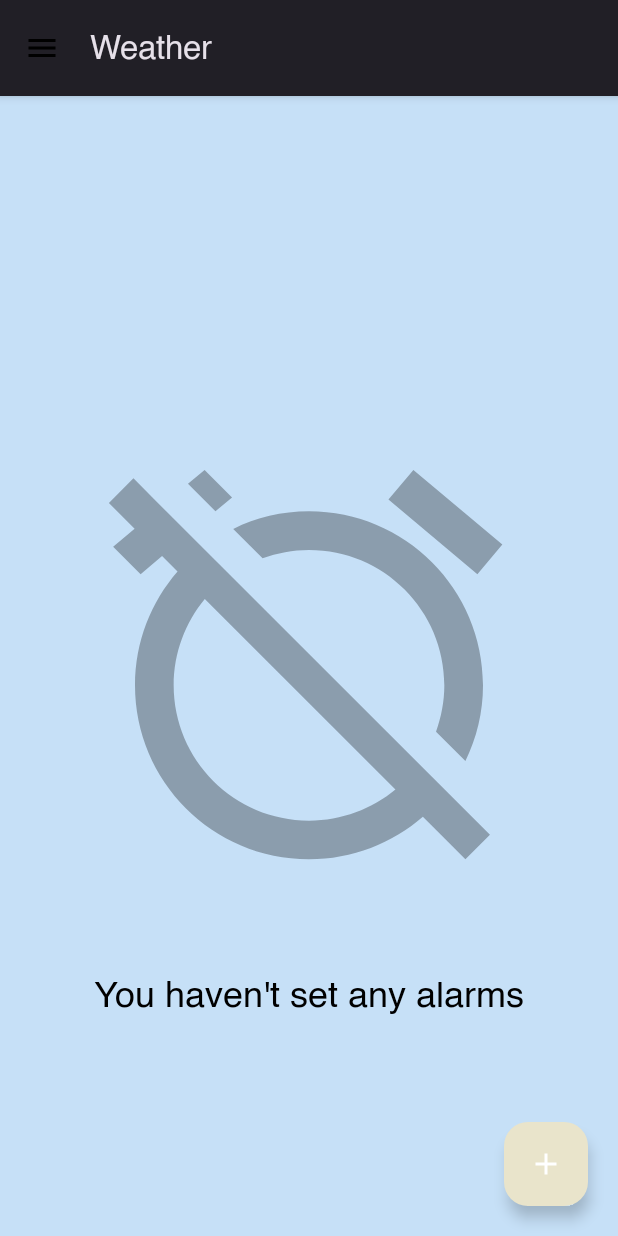
After one commit to gemb0-0/Weather, an Android app: the AlertFragment screen opened through its navigation route, on a phone screen of 412 x 824 dp. The commit adds this screen. Run offline under Robolectric (Android 15) with nearby library versions, the phone set to English and light mode, and no system bars; our stand-ins replace navigation-ui.

Commit message:
alert fragment bug fixes refatored some code

```diff
--- a/app/build.gradle.kts
+++ b/app/build.gradle.kts
@@ -78,7 +78,7 @@ dependencies {
     //glide
     implementation ("com.github.bumptech.glide:glide:4.15.1")
     //material design
-    implementation ("com.google.android.material:material:1.4.0")
+    implementation("com.google.android.material:material:1.13.0-alpha06")
     implementation ("androidx.navigation:navigation-fragment:2.5.3")
     implementation ("androidx.navigation:navigation-ui:2.5.3")
     implementation("androidx.swiperefreshlayout:swiperefreshlayout:1.2.0-alpha01")
--- a/app/src/main/AndroidManifest.xml
+++ b/app/src/main/AndroidManifest.xml
@@ -6,6 +6,8 @@
     <uses-permission android:name="android.permission.ACCESS_COARSE_LOCATION" />
     <uses-permission android:name="android.permission.INTERNET" />
     <uses-permission android:name="android.permission.ACCESS_NETWORK_STATE" />
+    <uses-permission android:name="android.permission.POST_NOTIFICATIONS"/>
+    <uses-permission android:name="android.permission.SCHEDULE_EXACT_ALARM"/>
 
     <application
         android:allowBackup="true"
--- /dev/null
+++ b/app/src/main/res/drawable/alram_style.xml
@@ -0,0 +1,8 @@
+<shape xmlns:android="http://schemas.android.com/apk/res/android"
+    android:shape="rectangle">
+    <solid android:color="@color/secondary" />
+    <corners android:radius="50dp" />
+    <padding android:left="10dp"
+        android:right="10dp"
+         />
+</shape>
--- /dev/null
+++ b/app/src/main/res/drawable/baseline_alarm_off_24.xml
@@ -0,0 +1,5 @@
+<vector xmlns:android="http://schemas.android.com/apk/res/android" android:height="24dp" android:tint="#000000" android:viewportHeight="24" android:viewportWidth="24" android:width="24dp">
+
+    <path android:fillColor="@android:color/white" android:pathData="M12,6c3.87,0 7,3.13 7,7 0,0.84 -0.16,1.65 -0.43,2.4l1.52,1.52c0.58,-1.19 0.91,-2.51 0.91,-3.92 0,-4.97 -4.03,-9 -9,-9 -1.41,0 -2.73,0.33 -3.92,0.91L9.6,6.43C10.35,6.16 11.16,6 12,6zM22,5.72l-4.6,-3.86 -1.29,1.53 4.6,3.86L22,5.72zM2.92,2.29L1.65,3.57 2.98,4.9l-1.11,0.93 1.42,1.42 1.11,-0.94 0.8,0.8C3.83,8.69 3,10.75 3,13c0,4.97 4.02,9 9,9 2.25,0 4.31,-0.83 5.89,-2.2l2.2,2.2 1.27,-1.27L3.89,3.27l-0.97,-0.98zM16.47,18.39C15.26,19.39 13.7,20 12,20c-3.87,0 -7,-3.13 -7,-7 0,-1.7 0.61,-3.26 1.61,-4.47l9.86,9.86zM8.02,3.28L6.6,1.86l-0.86,0.71 1.42,1.42 0.86,-0.71z"/>
+
+</vector>
--- /dev/null
+++ b/app/src/main/res/drawable/rounded_background.xml
@@ -0,0 +1,5 @@
+<shape xmlns:android="http://schemas.android.com/apk/res/android"
+    android:shape="rectangle">
+    <solid android:color="@android:color/darker_gray" />
+    <corners android:radius="35dp" />
+</shape>
--- a/app/src/main/res/layout/fragment_settings.xml
+++ b/app/src/main/res/layout/fragment_settings.xml
@@ -297,9 +297,9 @@
                 android:layout_height="wrap_content"
                 android:hapticFeedbackEnabled="true"
                 android:layout_gravity="center"
-                android:elevation="7dp"
+                android:elevation="10dp"
                 android:textColor="@android:color/black"
-                app:backgroundTint="@color/secondary"
+                android:backgroundTint="@color/secondary"
                 android:text="@string/updatesettings" />
 
             <Space
--- a/app/src/main/res/menu/menu.xml
+++ b/app/src/main/res/menu/menu.xml
@@ -6,7 +6,7 @@
             android:title="" />
 
         <item
-            android:id="@+id/todaysWeather"
+            android:id="@+id/alertFragment"
             android:icon="@drawable/baseline_notifications_24"
             android:title="" />
 
--- a/app/src/main/res/navigation/nav_graph.xml
+++ b/app/src/main/res/navigation/nav_graph.xml
@@ -10,7 +10,11 @@
         android:id="@+id/settingsFragment2"
         android:name="com.example.weather.view.settings.SettingsFragment"
         android:label="fragment_settings"
-        tools:layout="@layout/fragment_settings" />
+        tools:layout="@layout/fragment_settings" >
+        <action
+            android:id="@+id/action_settingsFragment2_to_mapsFragment"
+            app:destination="@id/mapsFragment" />
+    </fragment>
     <fragment
         android:id="@+id/todaysWeather"
         android:name="com.example.weather.view.todaysWeather.TodaysWeather"
--- a/app/src/main/res/values-night/themes.xml
+++ b/app/src/main/res/values-night/themes.xml
@@ -18,5 +18,35 @@
 
     </style>
 
+    <style name="datepicker" parent="Theme.Material3.DayNight.Dialog">
+        <item name="android:colorControlActivated">@color/primary</item>
+        <item name="colorAccent">@color/primary</item>
+        <item name="android:windowBackground">@color/secondary</item>
+        <item name="colorPrimary">@color/primary</item>
+        <item name="android:textColorPrimary">@color/black</item>
+        <item name="android:textColorSecondary">@android:color/darker_gray</item>
+    </style>
+
+
+    <style name="CustomTimePicker" parent="Theme.MaterialComponents.DayNight.Dialog">
+        <!-- Customize the colors -->
+        <item name="colorAccent">@color/primary</item>
+        <item name="android:textColorPrimary">@color/black</item>
+        <item name="android:textColorSecondary">@android:color/darker_gray</item>
+        <item name="android:background">@color/secondary</item>
+        <!-- Customize the clock face or spinner -->
+        <item name="android:timePickerStyle">@style/CustomTimePickerWidget</item>
+    </style>
+
+    <!-- Customize the TimePicker widget -->
+    <style name="CustomTimePickerWidget" parent="Widget.MaterialComponents.TimePicker">
+        <item name="android:headerBackground">@color/primary</item>
+        <item name="android:textColorPrimary">@color/black</item>
+
+        <item name="android:textColorSecondary">@android:color/darker_gray</item>
+    </style>
+
+
+
     <style name="Theme.WeatherApp" parent="Base.Theme.WeatherApp" />
 </resources>
--- a/app/src/main/res/values/colors.xml
+++ b/app/src/main/res/values/colors.xml
@@ -1,6 +1,7 @@
 <?xml version="1.0" encoding="utf-8"?>
 <resources>
     <color name="black">#FF000000</color>
+    <color name="font">#1b1c1e</color>
     <color name="white">#FFFFFFFF</color>
 
 
--- a/app/src/main/res/values/themes.xml
+++ b/app/src/main/res/values/themes.xml
@@ -16,6 +16,10 @@
         <item name="color">@color/green</item>
 
     </style>
-
+    <style name="datepicker" parent="Theme.Material3.DayNight.Dialog">
+        <item name="android:windowBackground">@color/secondary</item>
+        <item name="android:colorControlActivated">@color/primary</item>
+        <item name="android:textColorPrimary">@color/black</item>
+    </style>
     <style name="Theme.WeatherApp" parent="Base.Theme.WeatherApp" />
 </resources>
```
Also changed, not shown: app/src/main/java/com/example/weather/view/alert/AlertFragment.kt (added, +130 -0 lines), app/src/main/java/com/example/weather/view/alert/alertFragment.kt (deleted, +0 -60 lines), app/src/main/java/com/example/weather/view/map/MapsFragment.kt (+40 -20 lines), app/src/main/java/com/example/weather/view/map/MapsViewModel.kt (+7 -2 lines), app/src/main/java/com/example/weather/view/settings/SettingsFragment.kt (+11 -0 lines), app/src/main/res/layout/alarm.xml (added, +79 -0 lines).
